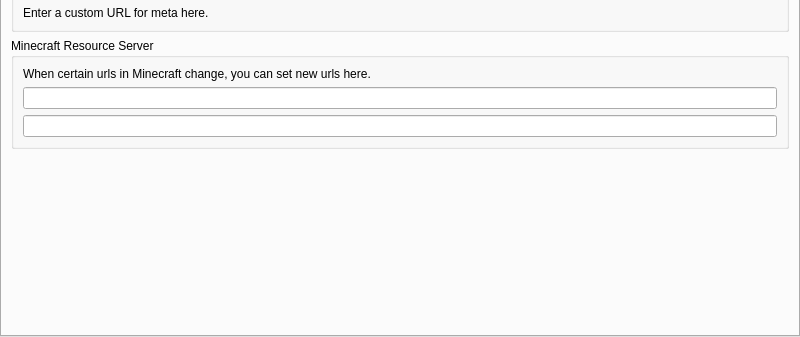
First picture: the form in launcher/ui/pages/global/APIPage.ui, repository PrismLauncher/PrismLauncher, before the edit; both pictures show x 0 to 800 and y 263 to 600 of the 800 by 600 pixel window.
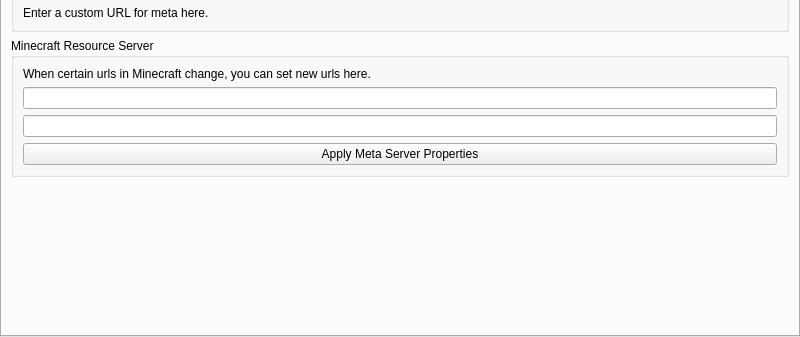
Second picture: the form after the edit.

Commit message: enables meta server to override some mojang urls

What changed in the file:
```diff
--- a/launcher/ui/pages/global/APIPage.ui
+++ b/launcher/ui/pages/global/APIPage.ui
@@ -163,6 +163,13 @@
             </property>
            </widget>
           </item>
+          <item>
+           <widget class="QPushButton" name="applyPropertiesBtn">
+            <property name="text">
+             <string>Apply Meta Server Properties</string>
+            </property>
+           </widget>
+          </item>
          </layout>
         </widget>
        </item>
```
The commit also changes 10 other files.
